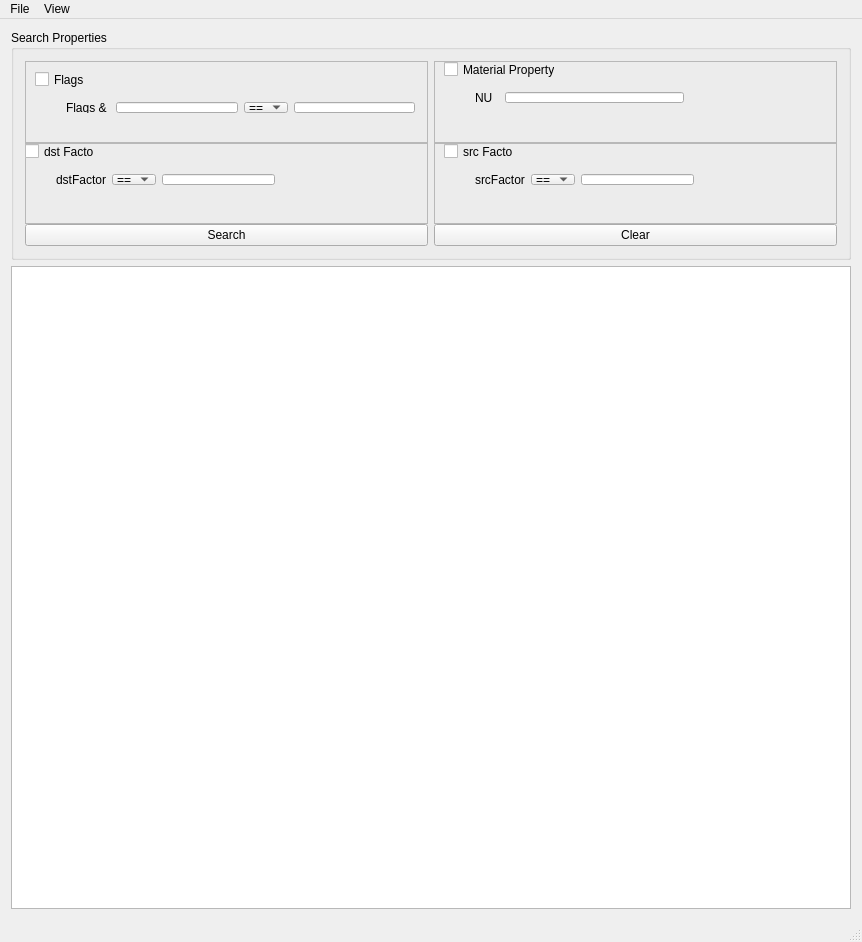
Qt form gui/mainwindow.ui (ScanMountGoat/Smash-Material-XML) before a commit.
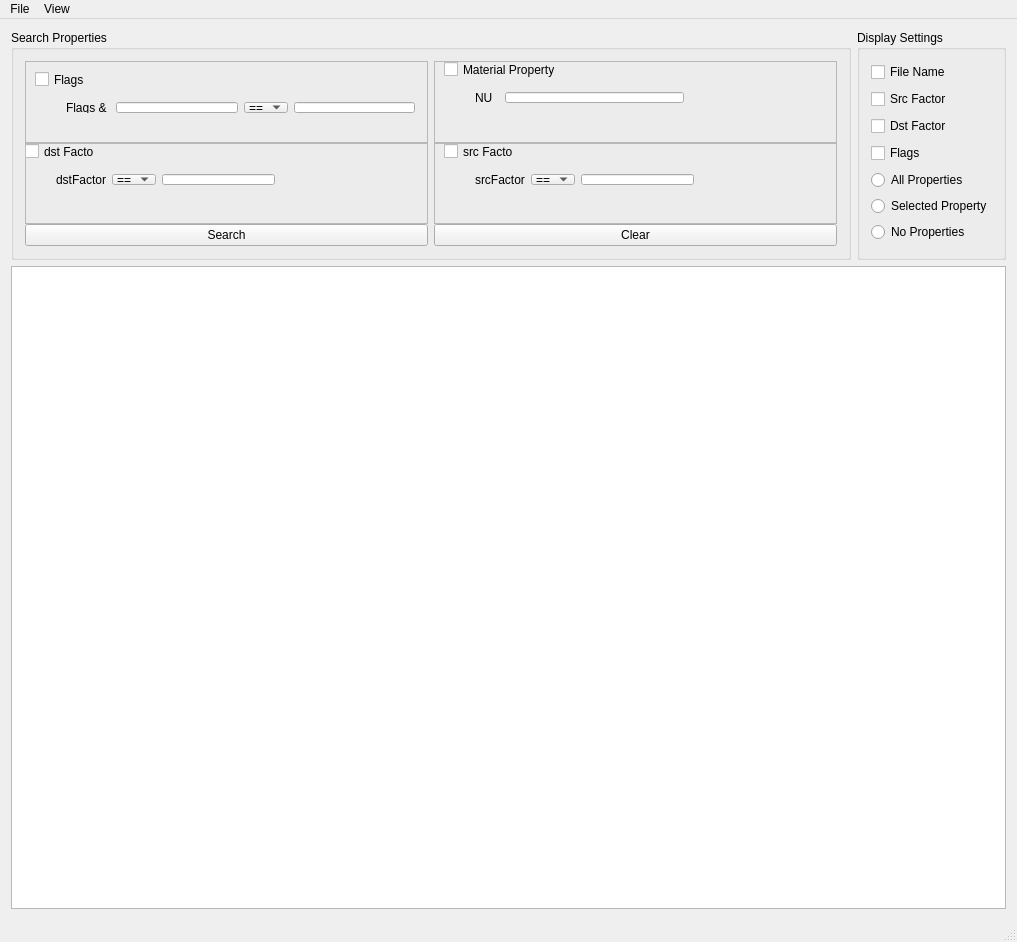
The same form after that commit.

Commit message: add separate display settings

```diff
--- a/gui/mainwindow.ui
+++ b/gui/mainwindow.ui
@@ -6,7 +6,7 @@
    <rect>
     <x>0</x>
     <y>0</y>
-    <width>858</width>
+    <width>997</width>
     <height>942</height>
    </rect>
   </property>
@@ -17,18 +17,10 @@
    <enum>Qt::LeftToRight</enum>
   </property>
   <widget class="QWidget" name="centralWidget">
-   <layout class="QGridLayout" name="gridLayout">
-    <item row="4" column="0">
-     <widget class="QPlainTextEdit" name="plainTextEdit">
-      <property name="sizePolicy">
-       <sizepolicy hsizetype="Expanding" vsizetype="Expanding">
-        <horstretch>0</horstretch>
-        <verstretch>6</verstretch>
-       </sizepolicy>
-      </property>
-     </widget>
-    </item>
-    <item row="3" column="0">
+   <layout class="QVBoxLayout" name="verticalLayout_4">
+    <item>
+     <layout class="QHBoxLayout" name="settingsHorizontalLayout">
+      <item>
      <widget class="QGroupBox" name="searchPropertiesGroupBox">
       <property name="enabled">
        <bool>true</bool>
@@ -394,6 +386,80 @@
       </layout>
      </widget>
     </item>
+      <item>
+       <widget class="QGroupBox" name="displayOptionsGroupBox">
+        <property name="title">
+         <string>Display Settings</string>
+        </property>
+        <layout class="QVBoxLayout" name="verticalLayout_2">
+         <item>
+          <widget class="QCheckBox" name="displayFileNameCheckBox">
+           <property name="text">
+            <string>File Name</string>
+           </property>
+          </widget>
+         </item>
+         <item>
+          <widget class="QCheckBox" name="displaySrcCheckBox">
+           <property name="text">
+            <string>Src Factor</string>
+           </property>
+          </widget>
+         </item>
+         <item>
+          <widget class="QCheckBox" name="displayDstCheckBox">
+           <property name="text">
+            <string>Dst Factor</string>
+           </property>
+          </widget>
+         </item>
+         <item>
+          <widget class="QCheckBox" name="displayFlagsCheckBox">
+           <property name="text">
+            <string>Flags</string>
+           </property>
+          </widget>
+         </item>
+         <item>
+          <layout class="QVBoxLayout" name="verticalLayout_3">
+           <item>
+            <widget class="QRadioButton" name="allPropertiesRadioButton">
+             <property name="text">
+              <string>All Properties</string>
+             </property>
+            </widget>
+           </item>
+           <item>
+            <widget class="QRadioButton" name="selectedPropertyRadioButton">
+             <property name="text">
+              <string>Selected Property</string>
+             </property>
+            </widget>
+           </item>
+           <item>
+            <widget class="QRadioButton" name="noPropertyRadioButton">
+             <property name="text">
+              <string>No Properties</string>
+             </property>
+            </widget>
+           </item>
+          </layout>
+         </item>
+        </layout>
+       </widget>
+      </item>
+     </layout>
+    </item>
+    <item>
+     <widget class="QPlainTextEdit" name="plainTextEdit">
+      <property name="sizePolicy">
+       <sizepolicy hsizetype="Expanding" vsizetype="Expanding">
+        <horstretch>0</horstretch>
+        <verstretch>6</verstretch>
+       </sizepolicy>
+      </property>
+     </widget>
+    </item>
    </layout>
   </widget>
   <widget class="QMenuBar" name="menuBar">
@@ -401,7 +467,7 @@
     <rect>
      <x>0</x>
      <y>0</y>
-     <width>858</width>
+     <width>997</width>
      <height>21</height>
     </rect>
    </property>
```
Left out of the diff: 2 changed lines with no effect on the pictures. Lines whose indentation alone changed are shown as unchanged. The commit also changes 4 other files.
